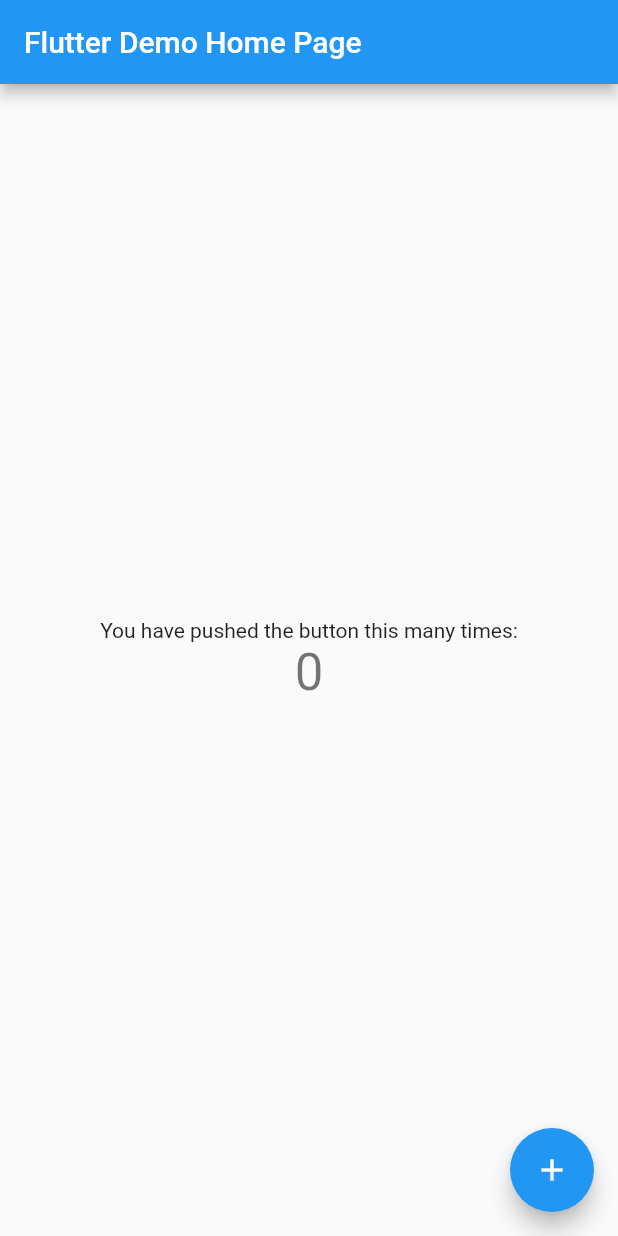
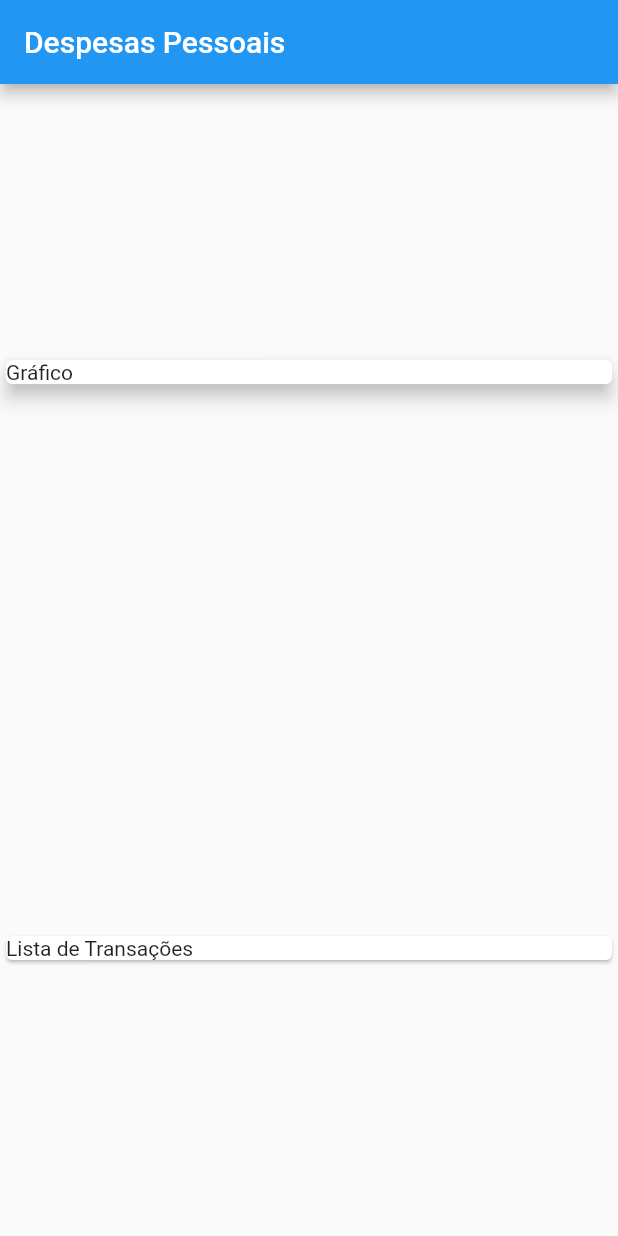
Before and after one commit to raphael251/expanses, a Flutter app: the screen it shows after launch, on a phone screen of 412 x 824 dp. Run offline on Flutter 3.47's test engine with Material 2 defaults, Android fonts, the phone set to English and light mode, and no system bars.

Commit message:
chore: delete the default flutter app and create the inicial structure for the expenses app, including the transaction class

```diff
--- a/lib/main.dart
+++ b/lib/main.dart
@@ -1,117 +1,55 @@
+import './models/transaction.dart';
 import 'package:flutter/material.dart';
 
-void main() {
-  runApp(MyApp());
-}
+main() => runApp(ExpensesApp());
 
-class MyApp extends StatelessWidget {
-  // This widget is the root of your application.
+class ExpensesApp extends StatelessWidget {
   @override
   Widget build(BuildContext context) {
     return MaterialApp(
-      title: 'Flutter Demo',
-      theme: ThemeData(
-        // This is the theme of your application.
-        //
-        // Try running your application with "flutter run". You'll see the
-        // application has a blue toolbar. Then, without quitting the app, try
-        // changing the primarySwatch below to Colors.green and then invoke
-        // "hot reload" (press "r" in the console where you ran "flutter run",
-        // or simply save your changes to "hot reload" in a Flutter IDE).
-        // Notice that the counter didn't reset back to zero; the application
-        // is not restarted.
-        primarySwatch: Colors.blue,
-        // This makes the visual density adapt to the platform that you run
-        // the app on. For desktop platforms, the controls will be smaller and
-        // closer together (more dense) than on mobile platforms.
-        visualDensity: VisualDensity.adaptivePlatformDensity,
-      ),
-      home: MyHomePage(title: 'Flutter Demo Home Page'),
+      home: MyHomePage(),
     );
   }
 }
 
-class MyHomePage extends StatefulWidget {
-  MyHomePage({Key key, this.title}) : super(key: key);
-
-  // This widget is the home page of your application. It is stateful, meaning
-  // that it has a State object (defined below) that contains fields that affect
-  // how it looks.
-
-  // This class is the configuration for the state. It holds the values (in this
-  // case the title) provided by the parent (in this case the App widget) and
-  // used by the build method of the State. Fields in a Widget subclass are
-  // always marked "final".
-
-  final String title;
-
-  @override
-  _MyHomePageState createState() => _MyHomePageState();
-}
-
-class _MyHomePageState extends State<MyHomePage> {
-  int _counter = 0;
-
-  void _incrementCounter() {
-    setState(() {
-      // This call to setState tells the Flutter framework that something has
-      // changed in this State, which causes it to rerun the build method below
-      // so that the display can reflect the updated values. If we changed
-      // _counter without calling setState(), then the build method would not be
-      // called again, and so nothing would appear to happen.
-      _counter++;
-    });
-  }
+class MyHomePage extends StatelessWidget {
+  final _transactions = [
+    Transaction(
+      id: 't1',
+      title: 'Novo Tênis de Corrida',
+      value: 297.90,
+      date: DateTime.now(),
+    ),
+    Transaction(
+      id: 't2',
+      title: 'Camiseta da Nike',
+      value: 224.90,
+      date: DateTime.now(),
+    ),
+  ];
 
   @override
   Widget build(BuildContext context) {
-    // This method is rerun every time setState is called, for instance as done
-    // by the _incrementCounter method above.
-    //
-    // The Flutter framework has been optimized to make rerunning build methods
-    // fast, so that you can just rebuild anything that needs updating rather
-    // than having to individually change instances of widgets.
     return Scaffold(
       appBar: AppBar(
-        // Here we take the value from the MyHomePage object that was created by
-        // the App.build method, and use it to set our appbar title.
-        title: Text(widget.title),
+        title: Text('Despesas Pessoais'),
       ),
-      body: Center(
-        // Center is a layout widget. It takes a single child and positions it
-        // in the middle of the parent.
-        child: Column(
-          // Column is also a layout widget. It takes a list of children and
-          // arranges them vertically. By default, it sizes itself to fit its
-          // children horizontally, and tries to be as tall as its parent.
-          //
-          // Invoke "debug painting" (press "p" in the console, choose the
-          // "Toggle Debug Paint" action from the Flutter Inspector in Android
-          // Studio, or the "Toggle Debug Paint" command in Visual Studio Code)
-          // to see the wireframe for each widget.
-          //
-          // Column has various properties to control how it sizes itself and
-          // how it positions its children. Here we use mainAxisAlignment to
-          // center the children vertically; the main axis here is the vertical
-          // axis because Columns are vertical (the cross axis would be
-          // horizontal).
-          mainAxisAlignment: MainAxisAlignment.center,
-          children: <Widget>[
-            Text(
-              'You have pushed the button this many times:',
+      body: Column(
+        crossAxisAlignment: CrossAxisAlignment.stretch,
+        mainAxisAlignment: MainAxisAlignment.spaceAround,
+        children: [
+          Container(
+            width: double.infinity,
+            child: Card(
+              child: Text('Gráfico'),
+              elevation: 5,
             ),
-            Text(
-              '$_counter',
-              style: Theme.of(context).textTheme.headline4,
-            ),
-          ],
-        ),
+          ),
+          Card(
+            child: Text('Lista de Transações'),
+          ),
+        ],
       ),
-      floatingActionButton: FloatingActionButton(
-        onPressed: _incrementCounter,
-        tooltip: 'Increment',
-        child: Icon(Icons.add),
-      ), // This trailing comma makes auto-formatting nicer for build methods.
     );
   }
 }
--- /dev/null
+++ b/lib/models/transaction.dart
@@ -0,0 +1,15 @@
+import 'package:flutter/foundation.dart';
+
+class Transaction {
+  final String id;
+  final String title;
+  final double value;
+  final DateTime date;
+
+  Transaction({
+    @required this.id,
+    @required this.title,
+    @required this.value,
+    @required this.date,
+  });
+}
```
Also changed, not shown: 1 other file.
